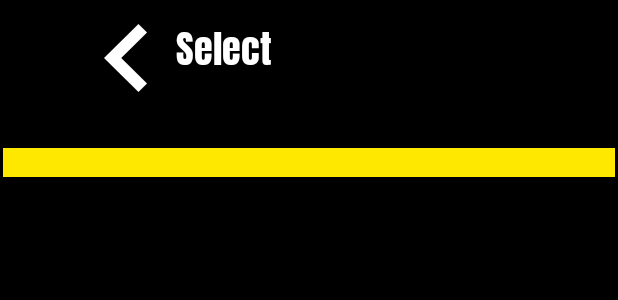
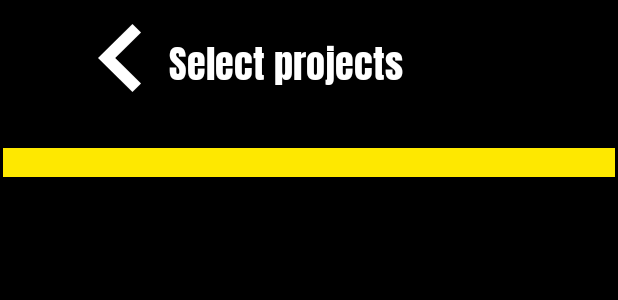
Before and after one commit to ST10136414/OPSC7311_ST10136414_JonathanBezuidenhout, an Android app: the layout activity_select_project.xml on its own in the app's theme, with its tools: preview values and no code run, on a phone screen of 412 x 824 dp. Shown: the top 300 px of the screen. Run offline under Robolectric (Android 15) with nearby library versions, the phone set to English and light mode, and no system bars.

Commit message:
minor fix with heading name not showing

```diff
--- a/app/src/main/res/layout/activity_select_project.xml
+++ b/app/src/main/res/layout/activity_select_project.xml
@@ -16,7 +16,7 @@
         android:id="@+id/imageView10"
         android:layout_width="31dp"
         android:layout_height="45dp"
-        android:layout_marginStart="68dp"
+        android:layout_marginStart="64dp"
         android:layout_marginBottom="37dp"
         app:layout_constraintBottom_toTopOf="@+id/view"
         app:layout_constraintStart_toStartOf="parent"
@@ -26,18 +26,18 @@
 
     <TextView
         android:id="@+id/txtSelectProjectTitle"
-        android:layout_width="152dp"
-        android:layout_height="48dp"
+        android:layout_width="172dp"
+        android:layout_height="55dp"
         android:fontFamily="@font/anton"
         android:text="@string/selectProjects"
         android:textColor="@color/white"
         android:textSize="25sp"
         app:layout_constraintBottom_toTopOf="@+id/view"
         app:layout_constraintEnd_toEndOf="parent"
-        app:layout_constraintHorizontal_bias="0.11"
+        app:layout_constraintHorizontal_bias="0.121"
         app:layout_constraintStart_toEndOf="@+id/imageView10"
         app:layout_constraintTop_toTopOf="parent"
-        app:layout_constraintVertical_bias="0.15" />
+        app:layout_constraintVertical_bias="0.4" />
 
     <ScrollView
         android:id="@+id/scrollView"
```
